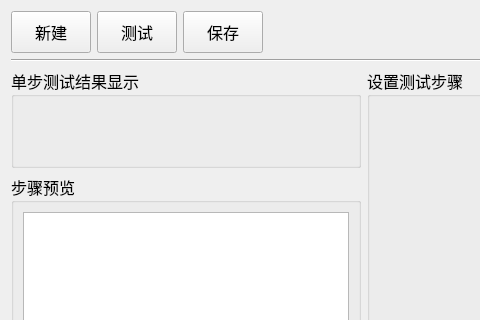
Old version of the form MeterMode/clsSetTestStep.ui in the repository caicaiking/WKEFactoryView2014; both pictures show x 0 to 480 and y 0 to 320 of the 902 by 611 pixel window.
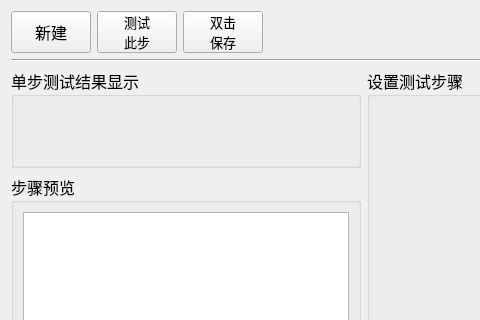
New version of the form. Icons and pictures are not drawn. Custom widgets are drawn as their Qt base class.

The edit to the form file:
```diff
--- a/MeterMode/clsSetTestStep.ui
+++ b/MeterMode/clsSetTestStep.ui
@@ -69,11 +69,12 @@
        <property name="font">
         <font>
          <family>楷体</family>
-         <pointsize>12</pointsize>
+         <pointsize>10</pointsize>
         </font>
        </property>
        <property name="text">
-        <string>测试</string>
+        <string>测试
+此步</string>
        </property>
        <property name="icon">
         <iconset resource="../recFile/myRes.qrc">
@@ -98,11 +99,12 @@
        <property name="font">
         <font>
          <family>楷体</family>
-         <pointsize>12</pointsize>
+         <pointsize>10</pointsize>
         </font>
        </property>
        <property name="text">
-        <string>保存</string>
+        <string>双击
+保存</string>
        </property>
        <property name="icon">
         <iconset resource="../recFile/myRes.qrc">
```
